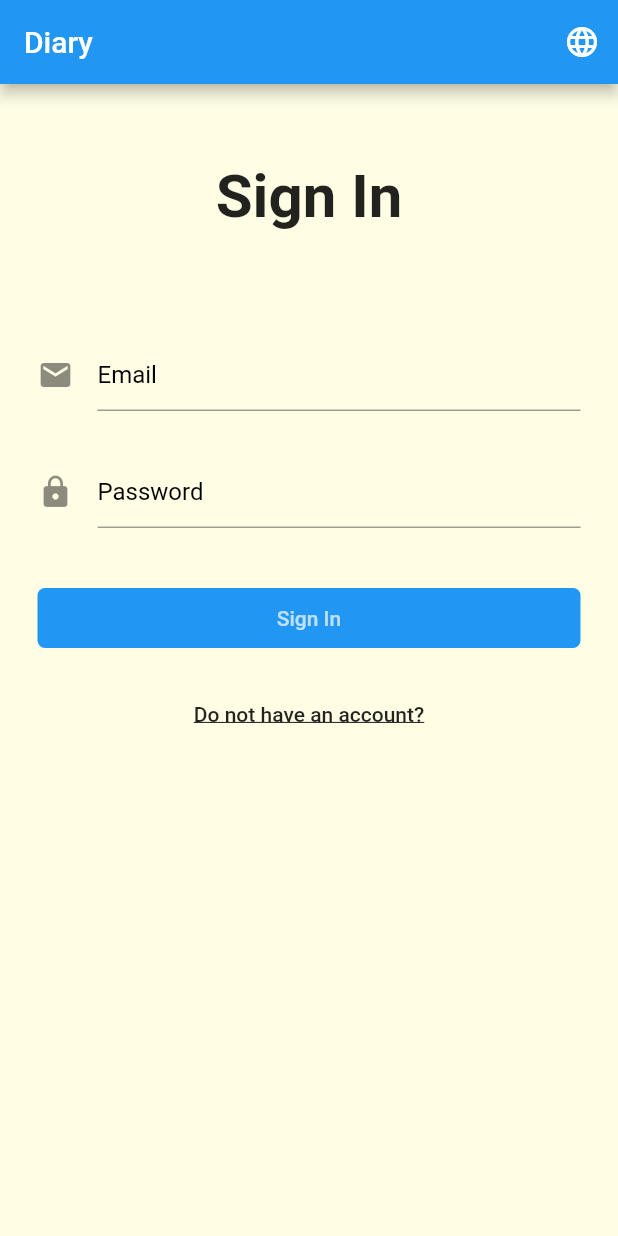
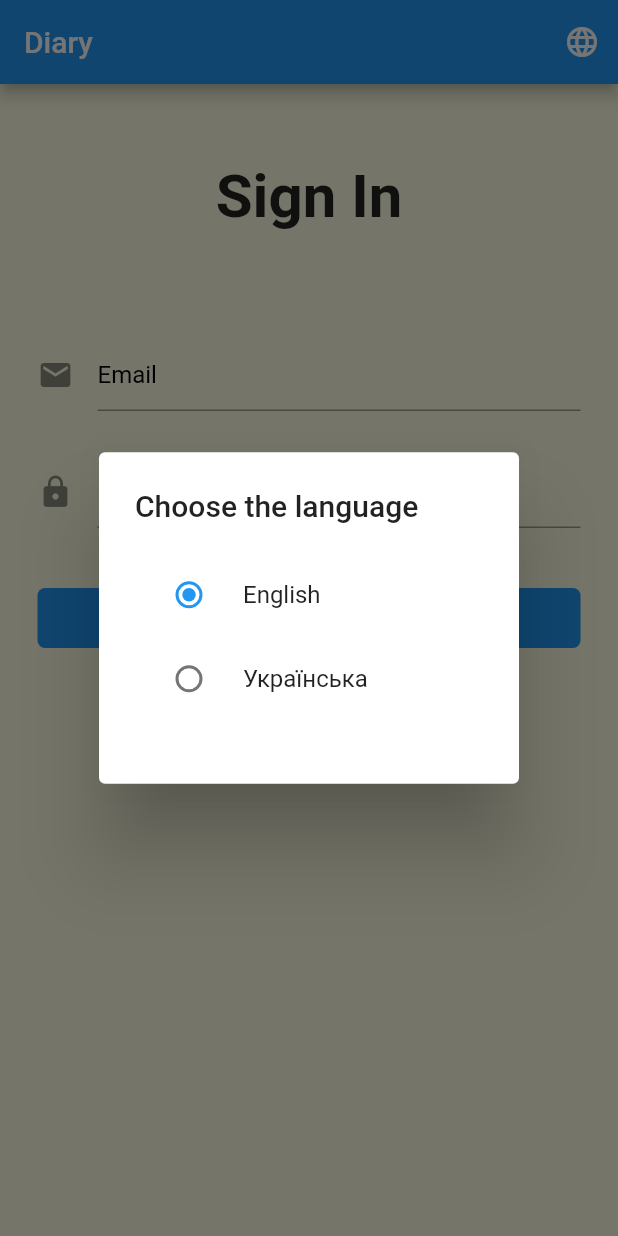
Before and after one commit to SergeyPostupaiev/diary_mobile, a Flutter app: the screen it shows after launch, after a tap on "Do not have an account?", after a tap on "Already have an account?", after a tap on the "language" icon, on a phone screen of 412 x 824 dp. Run offline on Flutter 3.47's test engine with Material 2 defaults, Android fonts, the phone set to English and light mode, and no system bars; our stand-ins replace fluttertoast, localstorage, shared_preferences.

Commit message:
localization added to other screens

```diff
--- a/i18n/en.json
+++ b/i18n/en.json
@@ -1,3 +1,5 @@
 {
-  "settingsCaption": "Settings"
+  "settingsCaption": "Settings",
+  "Sign_In": "Sign In",
+  "New_account": "Create Your account"
 }
--- a/i18n/uk.json
+++ b/i18n/uk.json
@@ -1,3 +1,5 @@
 {
-  "settingsCaption": "Налаштування"
+  "settingsCaption": "Налаштування",
+  "Sign_In": "Аутентифікація",
+  "New_account": "Створіть ваш акаунт"
 }
--- a/lib/view/loginPage.dart
+++ b/lib/view/loginPage.dart
@@ -11,6 +11,7 @@ import '../main.dart';
 import '../widgets/button_submit.dart';
 import '../widgets/login_inputs.dart';
 import './RegisterPage.dart';
+import '../localization/i18value.dart';
 
 class LoginPage extends StatefulWidget {
   static String routeName = '/login';
@@ -20,15 +21,60 @@ class LoginPage extends StatefulWidget {
 }
 
 class _LoginPageState extends State<LoginPage> {
+  SharedPreferences sharedPreferences;
+  InterfaceLanguages lang = InterfaceLanguages.en;
+
+  void setLang(InterfaceLanguages value) async {
+    Locale localeVar;
+
+    if (value == InterfaceLanguages.en) {
+      localeVar = Locale('en', 'US');
+      setLanguage('en', 'US');
+    }
+
+    if (value == InterfaceLanguages.uk) {
+      localeVar = Locale('uk', 'UA');
+      setLanguage('uk', 'UA');
+    }
+
+    setState(() {
+      lang = value;
+    });
+
+    MyApp.setLocale(context, localeVar);
+    Navigator.of(context).pop();
+  }
+
   bool _isLoading = false;
 
   final TextEditingController emailController = new TextEditingController();
   final TextEditingController passwordController = new TextEditingController();
 
   @override
+  void initState() {
+    super.initState();
+
+    checkCurrentLang();
+  }
+
+  checkCurrentLang() async {
+    sharedPreferences = await SharedPreferences.getInstance();
+
+    var currLang = sharedPreferences.getString('langCode');
+
+    if (currLang == 'en') {
+      setState(() {
+        lang = InterfaceLanguages.en;
+      });
+    } else if (currLang == 'uk') {
+      setState(() {
+        lang = InterfaceLanguages.uk;
+      });
+    }
+  }
+
+  @override
   Widget build(BuildContext context) {
-    // SystemChrome.setSystemUIOverlayStyle(SystemUiOverlayStyle.light
-    //     .copyWith(statusBarColor: Colors.transparent));
     return Scaffold(
       appBar: AppBar(
         title: Text('Diary'),
@@ -37,7 +83,7 @@ class _LoginPageState extends State<LoginPage> {
             icon: Icon(
               Icons.language,
             ),
-            onPressed: () => {},
+            onPressed: () => showAlertDialog(context),
           )
         ],
       ),
@@ -54,7 +100,7 @@ class _LoginPageState extends State<LoginPage> {
                       height: 150,
                       child: Center(
                         child: Text(
-                          'Sign In',
+                          i18value(context, 'Sign_In'),
                           style: TextStyle(
                             fontSize: 40,
                             fontWeight: FontWeight.bold,
@@ -168,4 +214,43 @@ class _LoginPageState extends State<LoginPage> {
       signIn(emailController.text, passwordController.text);
     }
   }
+
+  showAlertDialog(BuildContext context) {
+    // set up the AlertDialog
+    AlertDialog alert = AlertDialog(
+      title: Text('Choose the language'),
+      content: Container(
+        height: 130,
+        child: Column(
+          children: <Widget>[
+            buildRadioButton('English', InterfaceLanguages.en),
+            buildRadioButton('Українська', InterfaceLanguages.uk),
+          ],
+        ),
+      ),
+    );
+
+    // show the dialog
+    showDialog(
+      context: context,
+      builder: (BuildContext context) {
+        return alert;
+      },
+    );
+  }
+
+  Widget buildRadioButton(
+    String titleText,
+    InterfaceLanguages langValue,
+  ) {
+    return RadioListTile<InterfaceLanguages>(
+      title: Text(titleText),
+      value: langValue,
+      groupValue: lang,
+      onChanged: (InterfaceLanguages value) => setLang(value),
+      activeColor: Colors.blue,
+    );
+  }
 }
+
+enum InterfaceLanguages { en, uk }
```
Also changed, not shown: lib/view/RegisterPage.dart (+87 -2 lines), lib/view/SettingsPage.dart (+26 -2 lines), lib/widgets/language_selet.dart (deleted, +0 -13 lines).
